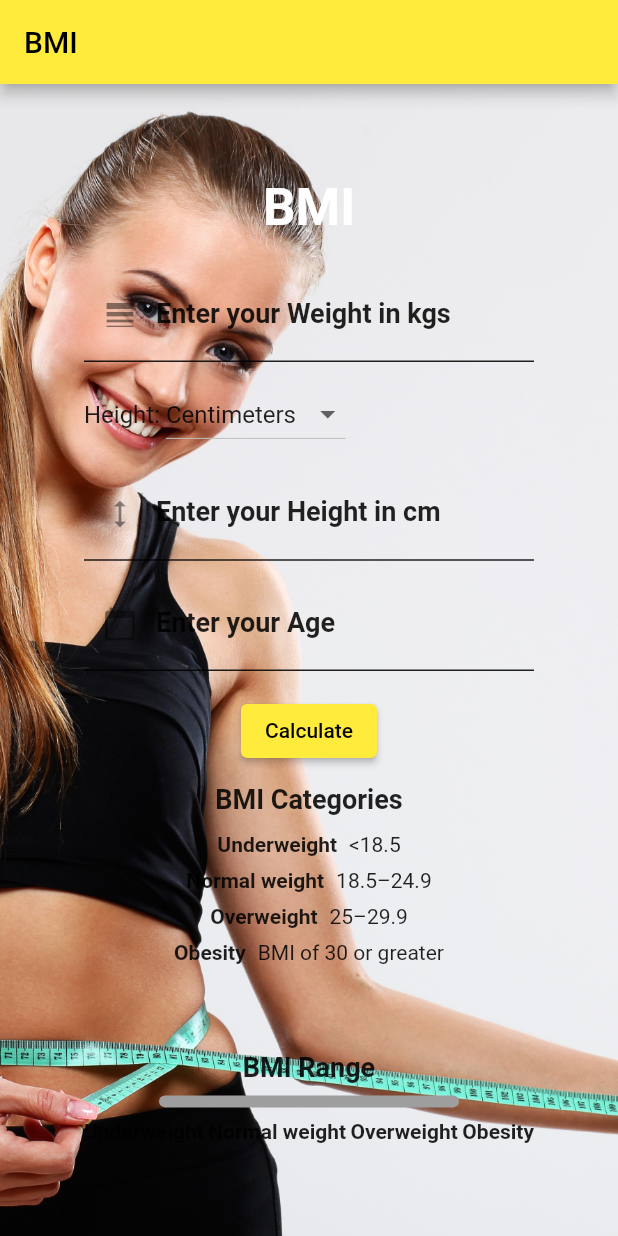
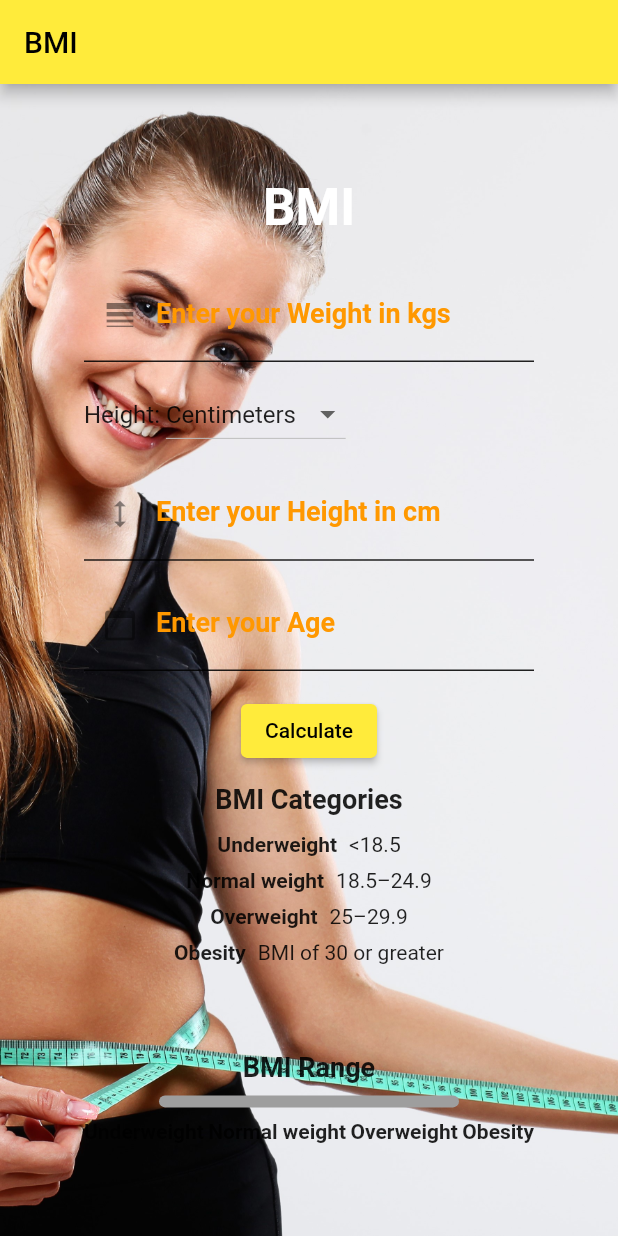
Before and after one commit to prateekp273/body_mass_index-BMI-using-flutter, a Flutter app: the screen it shows after launch, on a phone screen of 412 x 824 dp. Run offline on Flutter 3.47's test engine with Material 2 defaults, Android fonts, the phone set to English and light mode, and no system bars.

```diff
--- a/lib/main.dart
+++ b/lib/main.dart
@@ -20,7 +20,7 @@ class FlutterApp extends StatelessWidget {
           fillColor: Colors.yellow.shade900,
           hintStyle: TextStyle(color: Colors.black87),
           labelStyle: TextStyle(
-            color: Colors.black87,
+            color: Colors.orange,
             fontSize: 18, // Increase font size
           ),
           enabledBorder: UnderlineInputBorder(
```
